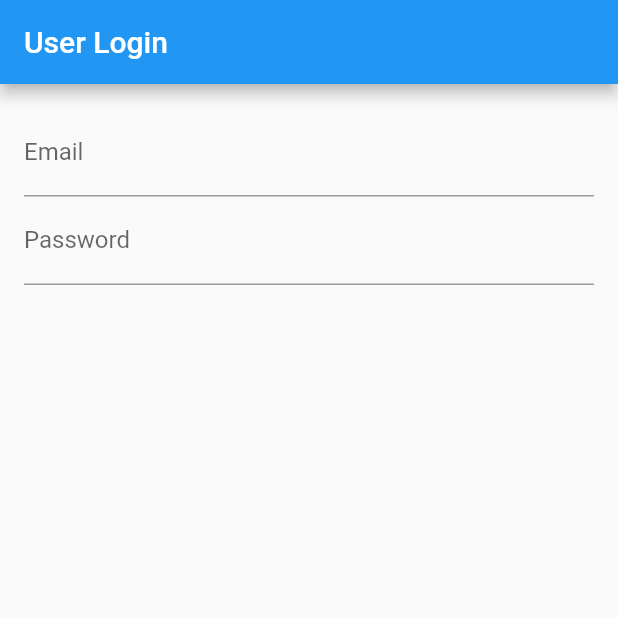
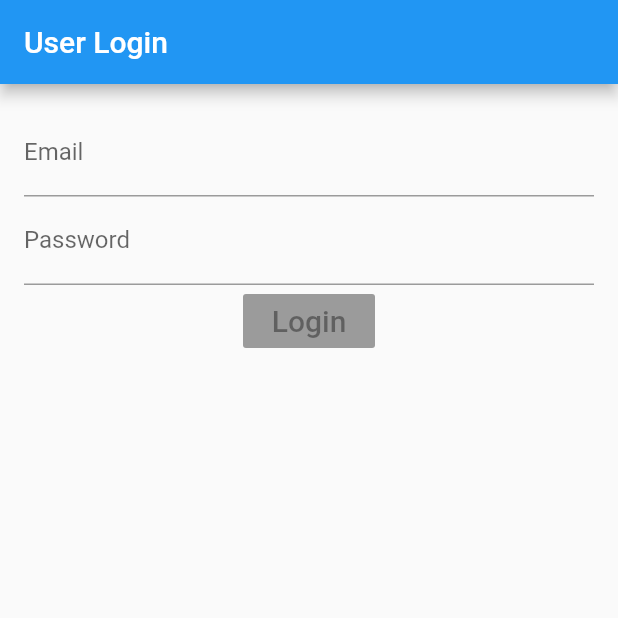
Before and after one commit to chris-aqui/Flutter-Mobile-Apps, a Flutter app: the screen it shows after launch, on a phone screen of 412 x 824 dp, the top half of it. Run offline on Flutter 3.47's test engine with Material 2 defaults, Android fonts, the phone set to English and light mode, and no system bars.

Commit message:
added a button with style

```diff
--- a/user_auth/lib/login_page.dart
+++ b/user_auth/lib/login_page.dart
@@ -28,8 +28,15 @@ class _LoginPageState extends State<LoginPage>{
               new TextFormField(
                 decoration: new InputDecoration(labelText: 'Password'),
                 obscureText: true,
+              ),
+              new RaisedButton(
+                child: new Text('Login',
+                  style: new TextStyle(
+                    fontSize: 20.0
+                    ),
+                )
               )
-            ]
+            ],
           ),
         ),
       )
```
